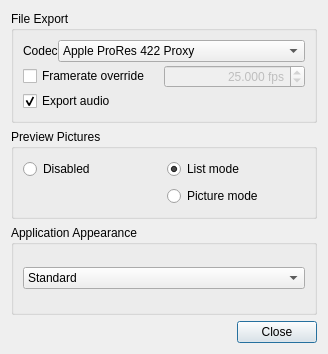
The window that platform/qt/ExportSettingsDialog.ui (ilia3101/MLV-App) describes before a commit, drawn with Qt 5.
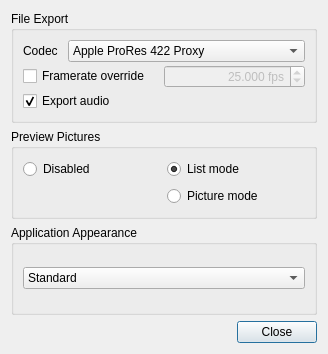
The same window after the commit.

Commit message: QtApp: Correction of Aboutbox and SettingsDialog

```diff
--- a/platform/qt/ExportSettingsDialog.ui
+++ b/platform/qt/ExportSettingsDialog.ui
@@ -29,7 +29,7 @@
       <item row="0" column="0">
        <layout class="QHBoxLayout" name="horizontalLayout">
         <property name="spacing">
-         <number>-1</number>
+         <number>10</number>
         </property>
         <item>
          <widget class="QLabel" name="label">
```
The commit also changes 1 other file.
